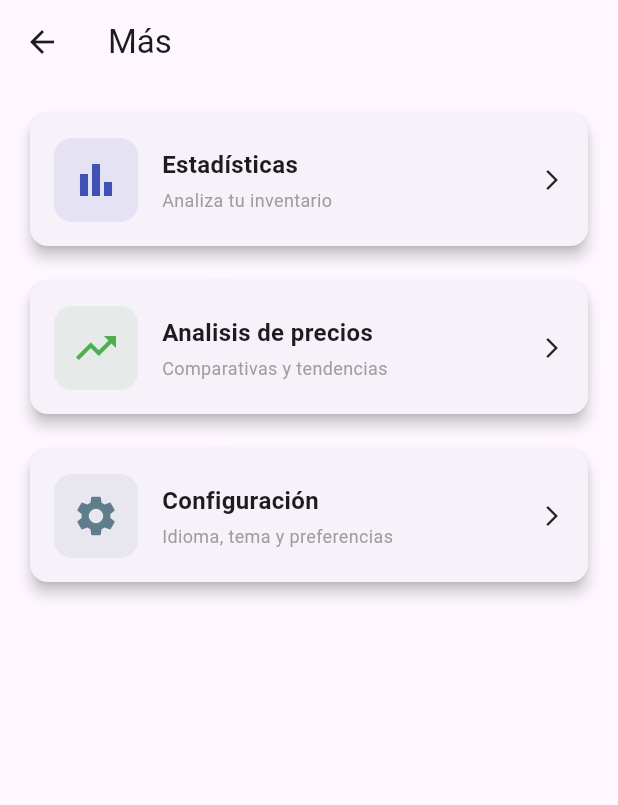
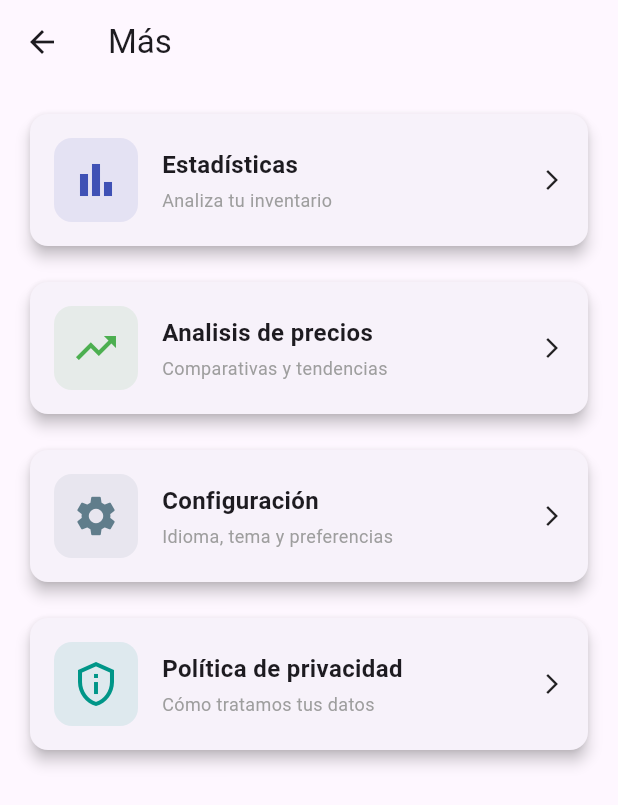
Before and after one commit to juliovela1986/gestioncomida_front, a Flutter app: the MoreTab screen opened directly, on a phone screen of 412 x 824 dp. Shown: the top 805 px of the screen. Run offline on Flutter 3.47's test engine with Material 3 defaults, Android fonts, the phone set to English and light mode, and no system bars; our stand-ins replace dio, file_picker, firebase_core, firebase_messaging, flutter_dotenv, flutter_secure_storage and 4 more; missing offline and left inert: receive_sharing_intent, webview_flutter_android; accounts and stored records are empty; statements that could not run were skipped.

Commit message:
feat(ui): enlace Politica de privacidad en login, Mas y Configuracion
Abre WebView a api-gestioncomida.duckdns.org/privacy.html (PRIVACY_POLICY_URL override).

Co-authored-by: Cursor <cursoragent@cursor.com>

```diff
--- a/lib/l10n/app_localizations.dart
+++ b/lib/l10n/app_localizations.dart
@@ -137,6 +137,8 @@ class AppLocalizations {
       'manual_subtitle': 'Crea un ticket manualmente',
       'stats_subtitle': 'Analiza tu inventario',
       'settings_subtitle': 'Idioma, tema y preferencias',
+      'privacy_policy': 'Política de privacidad',
+      'privacy_policy_subtitle': 'Cómo tratamos tus datos',
       'alerts_pending': '¡Tienes alertas pendientes!',
       'one_notification': 'Tienes 1 notificación sin leer',
       'many_notifications': 'Tienes {count} notificaciones sin leer',
@@ -390,6 +392,8 @@ class AppLocalizations {
       'manual_subtitle': 'Create a receipt manually',
       'stats_subtitle': 'Analyze your inventory',
       'settings_subtitle': 'Language, theme and preferences',
+      'privacy_policy': 'Privacy policy',
+      'privacy_policy_subtitle': 'How we handle your data',
       'alerts_pending': 'You have pending alerts!',
       'one_notification': 'You have 1 unread notification',
       'many_notifications': 'You have {count} unread notifications',
@@ -643,6 +647,8 @@ class AppLocalizations {
       'manual_subtitle': 'Crea un tiquet manualment',
       'stats_subtitle': 'Analitza el teu inventari',
       'settings_subtitle': 'Idioma, tema i preferències',
+      'privacy_policy': 'Política de privacitat',
+      'privacy_policy_subtitle': 'Com tractem les teves dades',
       'alerts_pending': 'Tens alertes pendents!',
       'one_notification': 'Tens 1 notificació sense llegir',
       'many_notifications': 'Tens {count} notificacions sense llegir',
@@ -896,6 +902,8 @@ class AppLocalizations {
       'manual_subtitle': 'Sortu tiketa eskuz',
       'stats_subtitle': 'Aztertu zure inbentarioa',
       'settings_subtitle': 'Hizkuntza, gaia eta hobespenak',
+      'privacy_policy': 'Pribatutasun-politika',
+      'privacy_policy_subtitle': 'Nola tratatzen ditugun zure datuak',
       'alerts_pending': 'Abisuak zain dituzu!',
       'one_notification': 'Irakurri gabeko jakinarazpen 1 duzu',
       'many_notifications': 'Irakurri gabeko {count} jakinarazpen dituzu',
@@ -1149,6 +1157,8 @@ class AppLocalizations {
       'manual_subtitle': 'Crea un ticket manualmente',
       'stats_subtitle': 'Analiza o teu inventario',
       'settings_subtitle': 'Idioma, tema e preferencias',
+      'privacy_policy': 'Política de privacidade',
+      'privacy_policy_subtitle': 'Como tratamos os teus datos',
       'alerts_pending': 'Tes alertas pendentes!',
       'one_notification': 'Tes 1 notificación sen ler',
       'many_notifications': 'Tes {count} notificacións sen ler',
@@ -1319,6 +1329,8 @@ class AppLocalizations {
   String inDays(int days) => translate('in_days', params: {'days': days.toString()});
   String get lotsWithoutDate => translate('lots_without_date');
   String get settings => translate('settings');
+  String get privacyPolicy => translate('privacy_policy');
+  String get privacyPolicySubtitle => translate('privacy_policy_subtitle');
   String get language => translate('language');
   String get theme => translate('theme');
   String get lightMode => translate('light_mode');
--- a/lib/screens/more_tab.dart
+++ b/lib/screens/more_tab.dart
@@ -2,6 +2,7 @@ import 'package:flutter/material.dart';
 import 'statistics_screen.dart';
 import 'settings_screen.dart';
 import 'price_insights_screen.dart';
+import 'privacy_webview_screen.dart';
 import '../l10n/app_localizations.dart';
 
 class MoreTab extends StatelessWidget {
@@ -55,6 +56,20 @@ class MoreTab extends StatelessWidget {
               Navigator.push(
                 context,
                 MaterialPageRoute(builder: (_) => const SettingsScreen()),
+              );
+            },
+          ),
+          const SizedBox(height: 16),
+          _buildOptionCard(
+            context,
+            icon: Icons.privacy_tip_outlined,
+            title: l10n.privacyPolicy,
+            subtitle: l10n.privacyPolicySubtitle,
+            color: Colors.teal,
+            onTap: () {
+              Navigator.push(
+                context,
+                MaterialPageRoute(builder: (_) => const PrivacyWebViewScreen()),
               );
             },
           ),
```
Also changed, not shown: lib/config/privacy_policy.dart (added, +18 -0 lines), lib/main.dart (+16 -0 lines), lib/screens/privacy_webview_screen.dart (added, +48 -0 lines), lib/screens/settings_screen.dart (+14 -0 lines), 1 other file.
